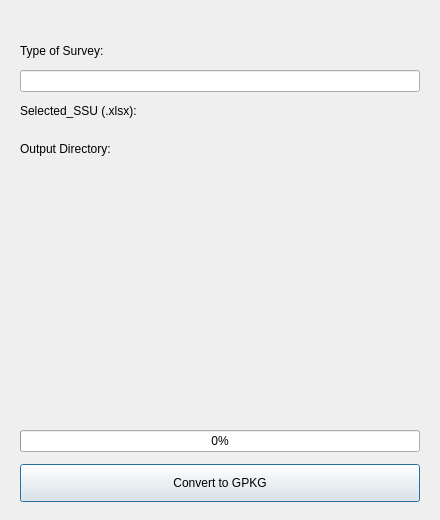
Syano18/GeoFASU_Mod, file GeoFASU_dialog_base.ui: the form before one commit.
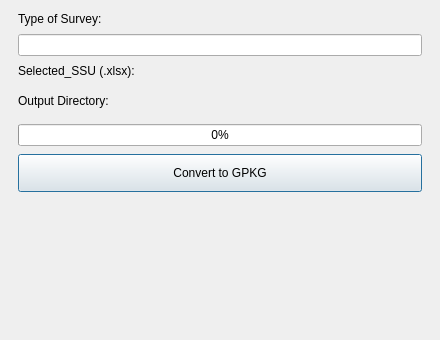
The form after the commit. Custom widgets are drawn as their Qt base class.

```diff
--- a/GeoFASU_dialog_base.ui
+++ b/GeoFASU_dialog_base.ui
@@ -7,13 +7,13 @@
     <x>0</x>
     <y>0</y>
     <width>440</width>
-    <height>520</height>
+    <height>340</height>
    </rect>
   </property>
   <property name="minimumSize">
    <size>
-    <width>420</width>
-    <height>480</height>
+    <width>360</width>
+    <height>0</height>
    </size>
   </property>
   <property name="windowTitle">
@@ -21,30 +21,20 @@
   </property>
   <layout class="QVBoxLayout" name="mainLayout">
    <property name="spacing">
-    <number>12</number>
+    <number>8</number>
    </property>
    <property name="leftMargin">
-    <number>20</number>
+    <number>18</number>
    </property>
    <property name="topMargin">
-    <number>18</number>
+    <number>12</number>
    </property>
    <property name="rightMargin">
-    <number>20</number>
+    <number>18</number>
    </property>
    <property name="bottomMargin">
-    <number>18</number>
+    <number>12</number>
    </property>
-   <item>
-    <widget class="QLabel" name="iconLabel">
-     <property name="text">
-      <string/>
-     </property>
-     <property name="alignment">
-      <set>Qt::AlignCenter</set>
-     </property>
-    </widget>
-   </item>
    <item>
     <widget class="QLabel" name="label_2">
      <property name="text">
@@ -86,19 +76,6 @@
      </property>
     </widget>
    </item>
-   <item>
-    <spacer name="verticalSpacer">
-     <property name="orientation">
-      <enum>Qt::Vertical</enum>
-     </property>
-     <property name="sizeHint" stdset="0">
-      <size>
-       <width>20</width>
-       <height>8</height>
-      </size>
-     </property>
-    </spacer>
-   </item>
    <item>
     <widget class="QProgressBar" name="progressBar">
      <property name="value">
@@ -125,6 +102,19 @@
      </property>
     </widget>
    </item>
+   <item>
+    <spacer name="verticalSpacer">
+     <property name="orientation">
+      <enum>Qt::Vertical</enum>
+     </property>
+     <property name="sizeHint" stdset="0">
+      <size>
+       <width>20</width>
+       <height>10</height>
+      </size>
+     </property>
+    </spacer>
+   </item>
   </layout>
  </widget>
  <customwidgets>
```
